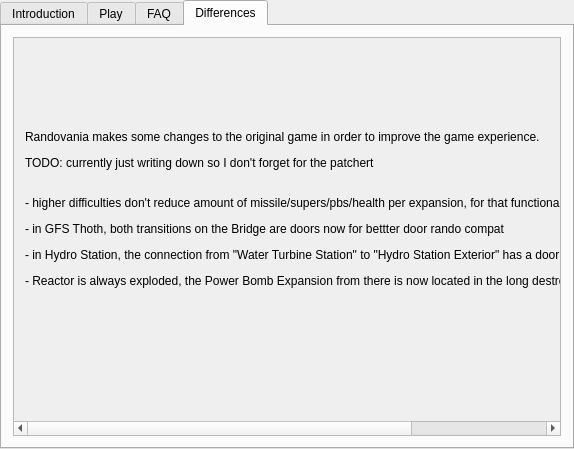
Above: randovania/gui/ui_files/games_tab_am2r_widget.ui from randovania/randovania before the change. Below: the same form after it.
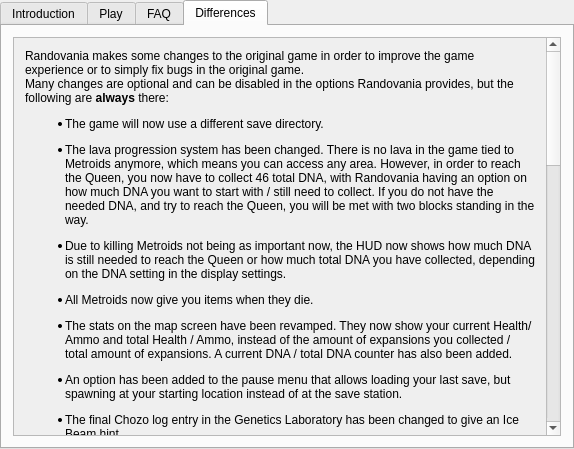
That is the form after the change. The open tabs and pages were chosen to show the change. Custom widgets are drawn as their Qt base class.

Commit message: AM2R: add differences description

The edit to the form file:
```diff
--- a/randovania/gui/ui_files/games_tab_am2r_widget.ui
+++ b/randovania/gui/ui_files/games_tab_am2r_widget.ui
@@ -132,15 +132,21 @@
         <rect>
          <x>0</x>
          <y>0</y>
-         <width>842</width>
-         <height>375</height>
+         <width>529</width>
+         <height>1746</height>
         </rect>
        </property>
        <layout class="QVBoxLayout" name="verticalLayout">
         <item>
          <widget class="QLabel" name="differences_label">
           <property name="text">
-           <string>&lt;html&gt;&lt;head/&gt;&lt;body&gt;&lt;p&gt;Randovania makes some changes to the original game in order to improve the game experience.&lt;/p&gt;&lt;p&gt;TODO: currently just writing down so I don't forget for the patchert&lt;/p&gt;&lt;p&gt;&lt;br/&gt;- higher difficulties don't reduce amount of missile/supers/pbs/health per expansion, for that functionality use rdv's built-in features&lt;/p&gt;&lt;p&gt;- in GFS Thoth, both transitions on the Bridge are doors now for bettter door rando compat&lt;/p&gt;&lt;p&gt;- in Hydro Station, the connection from &amp;quot;Water Turbine Station&amp;quot; to &amp;quot;Hydro Station Exterior&amp;quot; has a door now for better door rando compat&lt;/p&gt;&lt;p&gt;- Reactor is always exploded, the Power Bomb Expansion from there is now located in the long destroyed shaft&lt;/p&gt;&lt;p&gt;&lt;br/&gt;&lt;/p&gt;&lt;/body&gt;&lt;/html&gt;</string>
+           <string>&lt;html&gt;&lt;head/&gt;&lt;body&gt;&lt;p&gt;Randovania makes some changes to the original game in order to improve the game experience or to simply fix bugs in the original game.&lt;br/&gt;Many changes are optional and can be disabled in the options Randovania provides, but the following are &lt;span style=&quot; font-weight:600;&quot;&gt;always&lt;/span&gt; there:&lt;/p&gt;&lt;ul style=&quot;margin-top: 0px; margin-bottom: 0px; margin-left: 0px; margin-right: 0px; -qt-list-indent: 1;&quot;&gt;&lt;li style=&quot; margin-top:12px; margin-bottom:12px; margin-left:0px; margin-right:0px; -qt-block-indent:0; text-indent:0px;&quot;&gt;The game will now use a different save directory.&lt;/li&gt;&lt;li style=&quot; margin-top:12px; margin-bottom:12px; margin-left:0px; margin-right:0px; -qt-block-indent:0; text-indent:0px;&quot;&gt;The lava progression system has been changed. There is no lava in the game tied to Metroids anymore, which means you can access any area. However, in order to reach the Queen, you now have to collect 46 total DNA, with Randovania having an option on how much DNA you want to start with / still need to collect. If you do not have the needed DNA, and try to reach the Queen, you will be met with two blocks standing in the way.&lt;/li&gt;&lt;li style=&quot; margin-top:12px; margin-bottom:12px; margin-left:0px; margin-right:0px; -qt-block-indent:0; text-indent:0px;&quot;&gt;Due to killing Metroids not being as important now, the HUD now shows how much DNA is still needed to reach the Queen or how much total DNA you have collected, depending on the DNA setting in the display settings.&lt;/li&gt;&lt;li style=&quot; margin-top:12px; margin-bottom:12px; margin-left:0px; margin-right:0px; -qt-block-indent:0; text-indent:0px;&quot;&gt;All Metroids now give you items when they die.&lt;/li&gt;&lt;li style=&quot; margin-top:12px; margin-bottom:12px; margin-left:0px; margin-right:0px; -qt-block-indent:0; text-indent:0px;&quot;&gt;The stats on the map screen have been revamped. They now show your current Health/Ammo and total Health / Ammo, instead of the amount of expansions you collected / total amount of expansions. A current DNA / total DNA counter has also been added.&lt;/li&gt;&lt;li style=&quot; margin-top:12px; margin-bottom:12px; margin-left:0px; margin-right:0px; -qt-block-indent:0; text-indent:0px;&quot;&gt;An option has been added to the pause menu that allows loading your last save, but spawning at your starting location instead of at the save station.&lt;/li&gt;&lt;li style=&quot; margin-top:12px; margin-bottom:12px; margin-left:0px; margin-right:0px; -qt-block-indent:0; text-indent:0px;&quot;&gt;The final Chozo log entry in the Genetics Laboratory has been changed to give an Ice Beam hint.&lt;/li&gt;&lt;li style=&quot; margin-top:12px; margin-bottom:12px; margin-left:0px; margin-right:0px; -qt-block-indent:0; text-indent:0px;&quot;&gt;Hints have been placed to reveal the location of DNA. These Hints are given by Wisdom Septoggs. They can be found in &amp;quot;Main Caves - Research Site Storage&amp;quot;, &amp;quot;Golden Temple - Breeding Grounds Hub&amp;quot;, &amp;quot;Hydro Station - Breeding Grounds Lobby&amp;quot;, &amp;quot;Industrial Complex - Breeding Grounds Fly Stadium&amp;quot;, &amp;quot;The Tower - Tower Exterior North&amp;quot;, &amp;quot;Distribution Center - Distribution Facility Tower East&amp;quot; and &amp;quot;The Nest - Depths Shinespark Cave&amp;quot;.&lt;/li&gt;&lt;li style=&quot; margin-top:12px; margin-bottom:12px; margin-left:0px; margin-right:0px; -qt-block-indent:0; text-indent:0px;&quot;&gt;All Doors have been changed to use the look they have in Distribution Center. Their sprites have also been changed for accessibility reasons.&lt;/li&gt;&lt;li style=&quot; margin-top:12px; margin-bottom:12px; margin-left:0px; margin-right:0px; -qt-block-indent:0; text-indent:0px;&quot;&gt;Normal Game, New Game+ and Random Game+ have all been replaced with a &amp;quot;Randovania&amp;quot; mode.&lt;/li&gt;&lt;/ul&gt;&lt;ul style=&quot;margin-top: 0px; margin-bottom: 0px; margin-left: 0px; margin-right: 0px; -qt-list-indent: 1;&quot;&gt;&lt;li style=&quot; margin-top:12px; margin-bottom:12px; margin-left:0px; margin-right:0px; -qt-block-indent:0; text-indent:0px;&quot;&gt;Higher Difficulties don't reduce the amount of ammo per expansion. If you want that functionality, use Randovania's built-in feature to reduce the amount of ammo per expansion.&lt;/li&gt;&lt;li style=&quot; margin-top:12px; margin-bottom:12px; margin-left:0px; margin-right:0px; -qt-block-indent:0; text-indent:0px;&quot;&gt;Fusion Mode has been slightly revamped. The in-game difficulty has been changed to only deal 4x damage and is now named &amp;quot;Brutal&amp;quot;. The option to add the X Parasites and play with the Fusion Suit has been moved to a Randovania setting. This means, it is now possible to play with a 4x damage multiplier without the X Parasites, or to play with the X Parasites on Normal.&lt;/li&gt;&lt;li style=&quot; margin-top:12px; margin-bottom:12px; margin-left:0px; margin-right:0px; -qt-block-indent:0; text-indent:0px;&quot;&gt;Brutal difficulty, the extra settings, and the ability to show the ammo stats on the pause screen don't require you to finish the game once, but instead are all unlocked by default.&lt;/li&gt;&lt;li style=&quot; margin-top:12px; margin-bottom:12px; margin-left:0px; margin-right:0px; -qt-block-indent:0; text-indent:0px;&quot;&gt;The &amp;quot;Varia Suit obtained&amp;quot; cutscene was missing a visual effect; this has been restored.&lt;/li&gt;&lt;li style=&quot; margin-top:12px; margin-bottom:12px; margin-left:0px; margin-right:0px; -qt-block-indent:0; text-indent:0px;&quot;&gt;When going through a Missile /Super Missile / Power Bomb door from behind, you automatically clear that door, without needing to hit it with the appropriate weapon.&lt;/li&gt;&lt;li style=&quot; margin-top:12px; margin-bottom:12px; margin-left:0px; margin-right:0px; -qt-block-indent:0; text-indent:0px;&quot;&gt;Fighting the Tester before activating the Tower now enlightens the room during the fight.&lt;/li&gt;&lt;li style=&quot; margin-top:12px; margin-bottom:12px; margin-left:0px; margin-right:0px; -qt-block-indent:0; text-indent:0px;&quot;&gt;Proboscums will be active without needing to activate the Tower.&lt;/li&gt;&lt;li style=&quot; margin-top:12px; margin-bottom:12px; margin-left:0px; margin-right:0px; -qt-block-indent:0; text-indent:0px;&quot;&gt;Defeating Tester does not automatically enable the Tower anymore.&lt;/li&gt;&lt;li style=&quot; margin-top:12px; margin-bottom:12px; margin-left:0px; margin-right:0px; -qt-block-indent:0; text-indent:0px;&quot;&gt;EMP puzzles don't unlock all doors in the room anymore, but only relevant ones.&lt;/li&gt;&lt;li style=&quot; margin-top:12px; margin-bottom:12px; margin-left:0px; margin-right:0px; -qt-block-indent:0; text-indent:0px;&quot;&gt;The door to Plasma Chamber will now be blue after defeating Tester, instead of of red.&lt;/li&gt;&lt;li style=&quot; margin-top:12px; margin-bottom:12px; margin-left:0px; margin-right:0px; -qt-block-indent:0; text-indent:0px;&quot;&gt;Larva Metroids will now always give ammo drops when necessary, instead of having a small chance to drop nothing.&lt;/li&gt;&lt;li style=&quot; margin-top:12px; margin-bottom:12px; margin-left:0px; margin-right:0px; -qt-block-indent:0; text-indent:0px;&quot;&gt;The file selection screen will now show a hash of the current seed.&lt;/li&gt;&lt;li style=&quot; margin-top:12px; margin-bottom:12px; margin-left:0px; margin-right:0px; -qt-block-indent:0; text-indent:0px;&quot;&gt;The Item in Gravity Chamber will now always be in the open, with the Gravity Pod cutscene being disabled.&lt;/li&gt;&lt;li style=&quot; margin-top:12px; margin-bottom:12px; margin-left:0px; margin-right:0px; -qt-block-indent:0; text-indent:0px;&quot;&gt;The bomb blocks in &amp;quot;The Tower - Tower Exterior North&amp;quot; will now always be gone if you come from the bottom room.&lt;/li&gt;&lt;li style=&quot; margin-top:12px; margin-bottom:12px; margin-left:0px; margin-right:0px; -qt-block-indent:0; text-indent:0px;&quot;&gt;When going down the Elevator from GFS Thoth, the Power Bomb Blocks will be automatically gone if you haven't cleared them before, as otherwise you'd be stuck.&lt;/li&gt;&lt;li style=&quot; margin-top:12px; margin-bottom:12px; margin-left:0px; margin-right:0px; -qt-block-indent:0; text-indent:0px;&quot;&gt;Long Range Activation has been enabled for every room, allowing for more Zip strats.&lt;/li&gt;&lt;li style=&quot; margin-top:12px; margin-bottom:12px; margin-left:0px; margin-right:0px; -qt-block-indent:0; text-indent:0px;&quot;&gt;In GFS Thoth, both sides on the &amp;quot;Thoth Bridge&amp;quot; now have doors added for better Door Lock Randomizer compatibility.&lt;/li&gt;&lt;li style=&quot; margin-top:12px; margin-bottom:12px; margin-left:0px; margin-right:0px; -qt-block-indent:0; text-indent:0px;&quot;&gt;In Hydro Station, the connection from &amp;quot;Water Turbine Station&amp;quot; to &amp;quot;Hydro Station Exterior&amp;quot; now has a door for better Door Lock Randomizer compatibility.&lt;/li&gt;&lt;li style=&quot; margin-top:12px; margin-bottom:12px; margin-left:0px; margin-right:0px; -qt-block-indent:0; text-indent:0px;&quot;&gt;The Geothermal Power Plant is always in its exploded state. The Power Bomb Expansion that was located there has been moved to &amp;quot;Power Plant Destroyed Shaft&amp;quot;.&lt;/li&gt;&lt;/ul&gt;&lt;/body&gt;&lt;/html&gt;</string>
+          </property>
+          <property name="alignment">
+           <set>Qt::AlignLeading|Qt::AlignLeft|Qt::AlignVCenter</set>
+          </property>
+          <property name="wordWrap">
+           <bool>true</bool>
           </property>
          </widget>
         </item>
```
